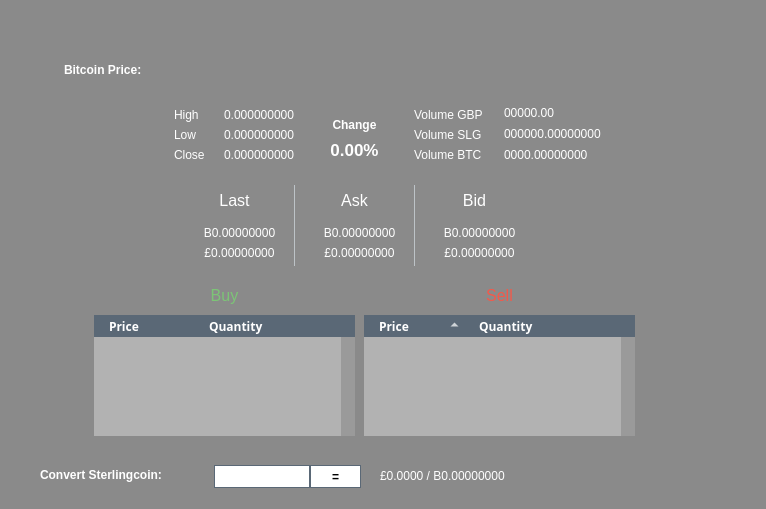
Above: src/qt/forms/poolbrowser.ui from Sterlingcoin/Sterlingcoin-1.6.2.0-Release before the change. Below: the same form after it.
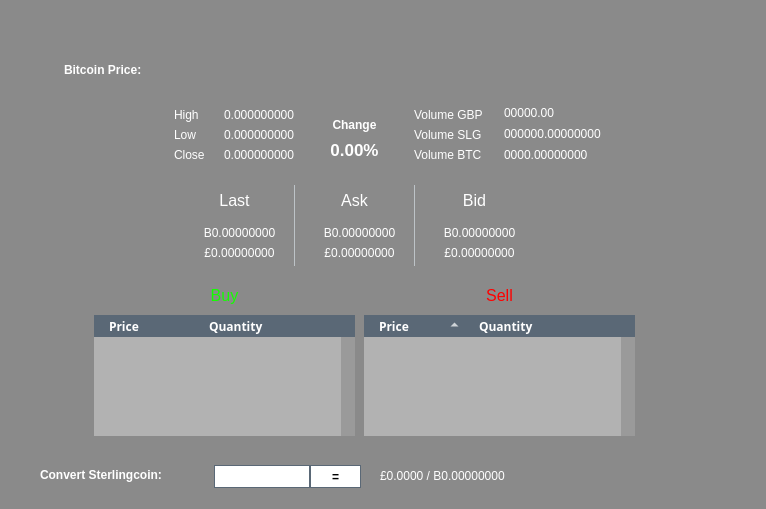
That is the form after the change. The open tabs and pages were chosen to show the change. Icons and pictures are not drawn. Custom widgets are drawn as their Qt base class.

```diff
--- a/src/qt/forms/poolbrowser.ui
+++ b/src/qt/forms/poolbrowser.ui
@@ -4852,7 +4852,7 @@
            </font>
           </property>
           <property name="text">
-           <string>&lt;html&gt;&lt;head/&gt;&lt;body&gt;&lt;p align=&quot;center&quot;&gt;&lt;span style=&quot; font-size:12pt; font-weight:400; color:#f2594b;&quot;&gt;Sell&lt;/span&gt;&lt;/p&gt;&lt;/body&gt;&lt;/html&gt;</string>
+           <string>&lt;html&gt;&lt;head/&gt;&lt;body&gt;&lt;p align=&quot;center&quot;&gt;&lt;span style=&quot; font-size:12pt; font-weight:400; color:#ff0000;&quot;&gt;Sell&lt;/span&gt;&lt;/p&gt;&lt;/body&gt;&lt;/html&gt;</string>
           </property>
          </widget>
          <widget class="QTreeWidget" name="qTreeWidgetBittrexSell">
@@ -7035,7 +7035,7 @@
            </font>
           </property>
           <property name="text">
-           <string>&lt;html&gt;&lt;head/&gt;&lt;body&gt;&lt;p align=&quot;center&quot;&gt;&lt;span style=&quot; font-size:12pt; font-weight:400; color:#7cc576;&quot;&gt;Buy&lt;/span&gt;&lt;/p&gt;&lt;/body&gt;&lt;/html&gt;</string>
+           <string>&lt;html&gt;&lt;head/&gt;&lt;body&gt;&lt;p align=&quot;center&quot;&gt;&lt;span style=&quot; font-size:12pt; font-weight:400; color:#13ff00;&quot;&gt;Buy&lt;/span&gt;&lt;/p&gt;&lt;/body&gt;&lt;/html&gt;</string>
           </property>
          </widget>
          <widget class="QFrame" name="imgBittrexBuy">
```
Left out of the diff: 4 changed lines with no effect on the pictures.
